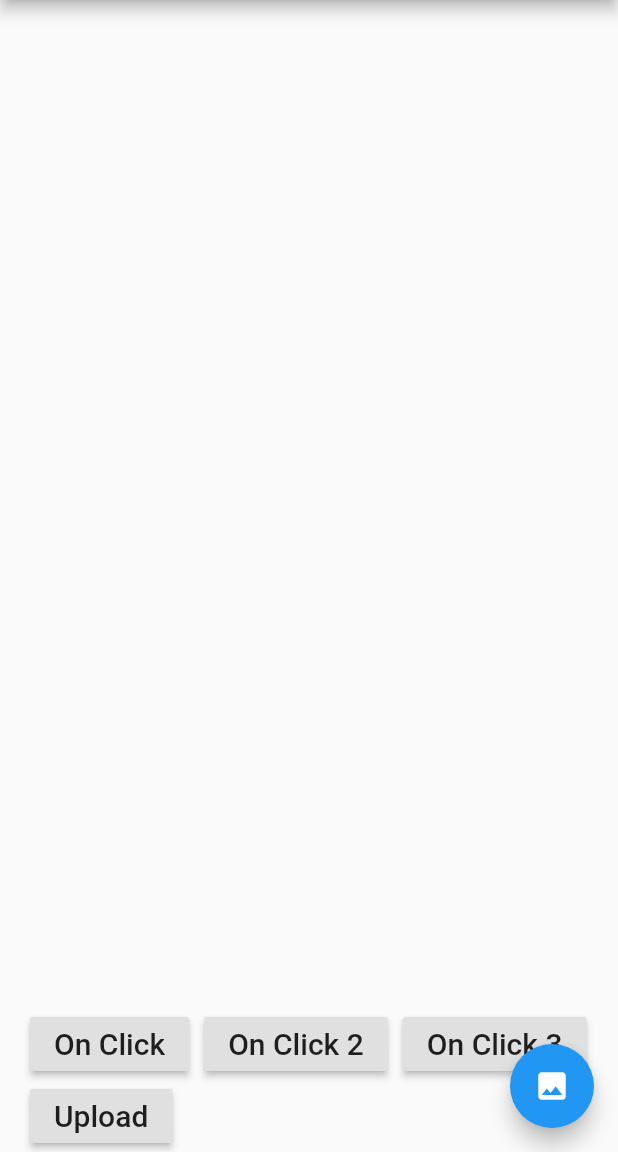
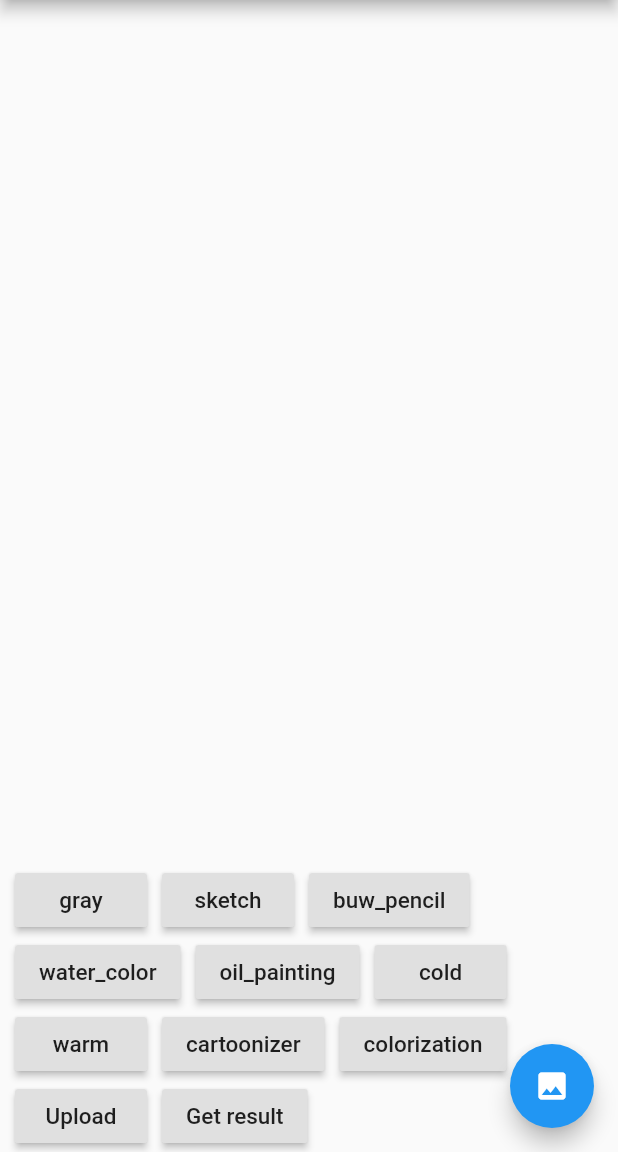
Before and after one commit to linh1308/pts_clone_flutter, a Flutter app: the screen it shows after launch, on a phone screen of 412 x 824 dp, the part 84-1236 px from its top. Run offline on Flutter 3.47's test engine with Material 2 defaults, Android fonts, the phone set to English and light mode, and no system bars; our stand-ins replace dio, image_gallery_saver, image_picker, permission_handler.

Commit message:
pts_clone fixed

```diff
--- a/myapp/lib/main.dart
+++ b/myapp/lib/main.dart
@@ -38,15 +38,27 @@ class MyHomePage extends StatefulWidget {
 
 class _MyHomePageState extends State<MyHomePage> {
   File image;
-  Image image2;
+  List<dynamic> dataImg = [
+    'https://upload.wikimedia.org/wikipedia/commons/thumb/7/75/Flag_of_None_%28square%29.svg/768px-Flag_of_None_%28square%29.svg.png'
+  ];
+  int index = 0;
 
   void _uploadImage() async {
+    // var now = new DateTime.now();
     ImagePicker picker = ImagePicker();
     PickedFile pickedImage = await picker.getImage(source: ImageSource.gallery);
 
     File originalImage = File(pickedImage.path);
 
-    setState(() => image = originalImage);
+    setState(() {
+      image = originalImage;
+      dataImg = [
+        'https://upload.wikimedia.org/wikipedia/commons/thumb/7/75/Flag_of_None_%28square%29.svg/768px-Flag_of_None_%28square%29.svg.png'
+      ];
+    });
+    // var end = new DateTime.now();
+    // var re = end.difference(now);
+    // print(re);
   }
 
   // Future imageSend() async {
@@ -56,25 +68,27 @@ class _MyHomePageState extends State<MyHomePage> {
 
   Future uploadToServer() async {
     if (image == null) return;
-    img.Image image_temp = img.decodeImage(image.readAsBytesSync());
-    img.Image resize_img = img.copyResize(image_temp, width: 700, height: 500);
-    var thumb = img.encodeJpg(resize_img);
+    img.Image imageTemp = img.decodeImage(image.readAsBytesSync());
+    img.Image resizeImg = img.copyResize(imageTemp, width: 800, height: 500);
+    var thumb = img.encodeJpg(resizeImg);
     String base64Image = base64.encode(thumb);
     String fileName = image.path.split("/").last;
 
-    Response response_1 = await Dio()
+    // var now = new DateTime.now();
+
+    Response response = await Dio()
         .post('http://service.mmlab.uit.edu.vn/receipt/task3/send', data: {
-      "image-name": 'test_fluter.jpg',
+      "image-name": fileName,
       "base64": base64Image,
     });
-    // Response response = await Dio()
-    //     .post('http://service.mmlab.uit.edu.vn/receipt/task3/result', data: {
-    //   "image-name": 'test_fluter.jpg',
-    //   "filter-id": 1,
-    // });
+    print(fileName);
+    // var end = new DateTime.now();
+    // var re = end.difference(now);
+    // print(re);
+
     // print(response.statusCode);
     // print(response.data['image-name']);
-    print(response_1.data);
+    // print(response_1.data);
     // print(response.data['base64']);
     // print(response.headers);
     // print(response.request);
@@ -105,6 +119,50 @@ class _MyHomePageState extends State<MyHomePage> {
   //   requestPersmission();
   //   super.initState();
   // }
+  Future getResult() async {
+    String fileName = image.path.split("/").last;
+    print(fileName);
+    var now = new DateTime.now();
+
+    Response response_1 = await Dio()
+        .post('http://service.mmlab.uit.edu.vn/receipt/task3/result', data: {
+      "image-name": fileName,
+      "filter-id": [0, 1, 2],
+    });
+    var jsonData_1 = response_1.data;
+    var jsonFix_1 = jsonData_1.replaceAll("'", '"');
+    var myData_1 = json.decode(jsonFix_1);
+    print(myData_1);
+    dataImg.addAll(myData_1);
+
+    Response response_2 = await Dio()
+        .post('http://service.mmlab.uit.edu.vn/receipt/task3/result', data: {
+      "image-name": fileName,
+      "filter-id": [3, 4, 5],
+    });
+
+    var jsonData_2 = response_2.data;
+    var jsonFix_2 = jsonData_2.replaceAll("'", '"');
+    var myData_2 = json.decode(jsonFix_2);
+    print(myData_2);
+    dataImg.addAll(myData_2);
+
+    Response response_3 = await Dio()
+        .post('http://service.mmlab.uit.edu.vn/receipt/task3/result', data: {
+      "image-name": fileName,
+      "filter-id": [6, 7, 8],
+    });
+
+    var jsonData_3 = response_3.data;
+    var jsonFix_3 = jsonData_3.replaceAll("'", '"');
+    var myData_3 = json.decode(jsonFix_3);
+    print(myData_3);
+    dataImg.addAll(myData_3);
+
+    var end = new DateTime.now();
+    var re = end.difference(now);
+    print(re);
+  }
 
   @override
   Widget build(BuildContext context) {
@@ -116,18 +174,21 @@ class _MyHomePageState extends State<MyHomePage> {
         children: <Widget>[
           Center(
             child: Column(
-              crossAxisAlignment: CrossAxisAlignment.start,
-              mainAxisSize: MainAxisSize.max,
-              mainAxisAlignment: MainAxisAlignment.start,
+              // crossAxisAlignment: CrossAxisAlignment.start,
+              // mainAxisSize: MainAxisSize.max,
+              // mainAxisAlignment: MainAxisAlignment.start,
               children: <Widget>[
                 Center(
-                    child: image != null
-                        ? Image.file(
-                            image,
-                            width: 411,
-                            height: 500,
-                          )
-                        : null),
+                    child: dataImg.length == 1
+                        ? (image != null
+                            ? Image.file(
+                                image,
+                                // fit: BoxFit.fitWidth,
+                                width: 410,
+                                height: 500,
+                              )
+                            : null)
+                        : Image.network(dataImg[index], width: 410, height: 500,)),
               ],
             ),
           ),
@@ -137,33 +198,45 @@ class _MyHomePageState extends State<MyHomePage> {
               Row(
                 children: <Widget>[
                   const SizedBox(
-                    width: 20,
+                    width: 10,
                   ),
                   RaisedButton(
-                    onPressed: () {},
+                    onPressed: () {
+                      setState(() {
+                        index = 1;
+                      });
+                    },
                     child: Text(
-                      'On Click',
-                      style: TextStyle(fontSize: 20),
+                      'gray',
+                      style: TextStyle(fontSize: 15),
                     ),
                   ),
                   const SizedBox(
                     width: 10,
                   ),
                   RaisedButton(
-                    onPressed: () {},
+                    onPressed: () {
+                      setState(() {
+                        index = 2;
+                      });
+                    },
                     child: Text(
-                      'On Click 2',
-                      style: TextStyle(fontSize: 20),
+                      'sketch',
+                      style: TextStyle(fontSize: 15),
                     ),
                   ),
                   const SizedBox(
                     width: 10,
                   ),
                   RaisedButton(
-                    onPressed: () {},
+                    onPressed: () {
+                      setState(() {
+                        index = 3;
+                      });
+                    },
                     child: Text(
-                      'On Click 3',
-                      style: TextStyle(fontSize: 20),
+                      'buw_pencil',
+                      style: TextStyle(fontSize: 15),
                     ),
                   ),
                 ],
@@ -171,17 +244,119 @@ class _MyHomePageState extends State<MyHomePage> {
               Row(
                 children: <Widget>[
                   const SizedBox(
-                    width: 20,
+                    width: 10,
+                  ),
+                  RaisedButton(
+                    onPressed: () {
+                      setState(() {
+                        index = 4;
+                      });
+                    },
+                    child: Text(
+                      'water_color',
+                      style: TextStyle(fontSize: 15),
+                    ),
+                  ),
+                  const SizedBox(
+                    width: 10,
+                  ),
+                  RaisedButton(
+                    onPressed: () {
+                      setState(() {
+                        index = 5;
+                      });
+                    },
+                    child: Text(
+                      'oil_painting',
+                      style: TextStyle(fontSize: 15),
+                    ),
+                  ),
+                  const SizedBox(
+                    width: 10,
+                  ),
+                  RaisedButton(
+                    onPressed: () {
+                      setState(() {
+                        index = 6;
+                      });
+                    },
+                    child: Text(
+                      'cold',
+                      style: TextStyle(fontSize: 15),
+                    ),
+                  ),
+                ],
+              ),
+              Row(
+                children: <Widget>[
+                  const SizedBox(
+                    width: 10,
+                  ),
+                  RaisedButton(
+                    onPressed: () {
+                      setState(() {
+                        index = 7;
+                      });
+                    },
+                    child: Text(
+                      'warm',
+                      style: TextStyle(fontSize: 15),
+                    ),
+                  ),
+                  const SizedBox(
+                    width: 10,
+                  ),
+                  RaisedButton(
+                    onPressed: () {
+                      setState(() {
+                        index = 8;
+                      });
+                    },
+                    child: Text(
+                      'cartoonizer',
+                      style: TextStyle(fontSize: 15),
+                    ),
+                  ),
+                  const SizedBox(
+                    width: 10,
+                  ),
+                  RaisedButton(
+                    onPressed: () {
+                      setState(() {
+                        index = 9;
+                      });
+                    },
+                    child: Text(
+                      'colorization',
+                      style: TextStyle(fontSize: 15),
+                    ),
+                  ),
+                ],
+              ),
+              Row(
+                children: <Widget>[
+                  const SizedBox(
+                    width: 10,
                   ),
                   RaisedButton(
                     onPressed: uploadToServer,
                     child: Text(
                       'Upload',
-                      style: TextStyle(fontSize: 20),
+                      style: TextStyle(fontSize: 15),
+                    ),
+                  ),
+                  const SizedBox(
+                    width: 10,
+                  ),
+                  RaisedButton(
+                    onPressed: getResult,
+                    child: Text(
+                      'Get result',
+                      style: TextStyle(fontSize: 15),
                     ),
                   ),
                 ],
-              ),
+              )
             ],
           ),
         ],
```
